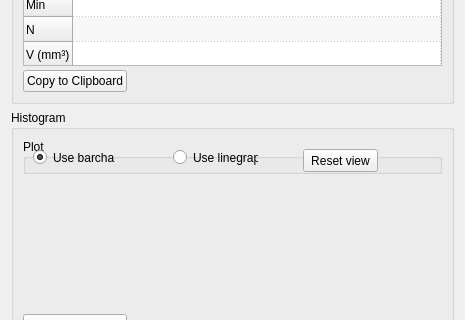
The window that Plugins/org.mitk.gui.qt.measurementtoolbox/src/internal/QmitkImageStatisticsViewControls.ui (MITK/MITK) describes before a commit, drawn with Qt 5; both pictures show x 0 to 465 and y 203 to 523 of the 465 by 800 pixel window.
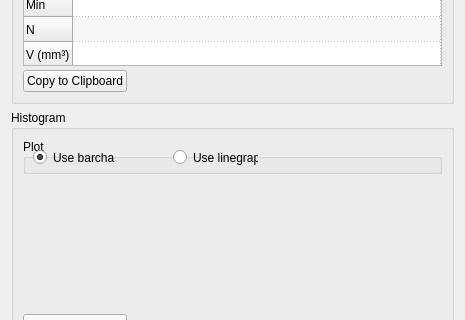
The same window after the commit. Custom widgets are drawn as their Qt base class.

Commit message: fixed barwidth, removed reset button

Diff of the .ui file:
```diff
--- a/Plugins/org.mitk.gui.qt.measurementtoolbox/src/internal/QmitkImageStatisticsViewControls.ui
+++ b/Plugins/org.mitk.gui.qt.measurementtoolbox/src/internal/QmitkImageStatisticsViewControls.ui
@@ -322,19 +322,6 @@
           <bool>true</bool>
          </property>
         </widget>
-        <widget class="QPushButton" name="m_resetButton">
-         <property name="geometry">
-          <rect>
-           <x>280</x>
-           <y>10</y>
-           <width>75</width>
-           <height>23</height>
-          </rect>
-         </property>
-         <property name="text">
-          <string>Reset view</string>
-         </property>
-        </widget>
        </widget>
       </item>
       <item row="1" column="0">
```
The commit also changes 2 other files.
